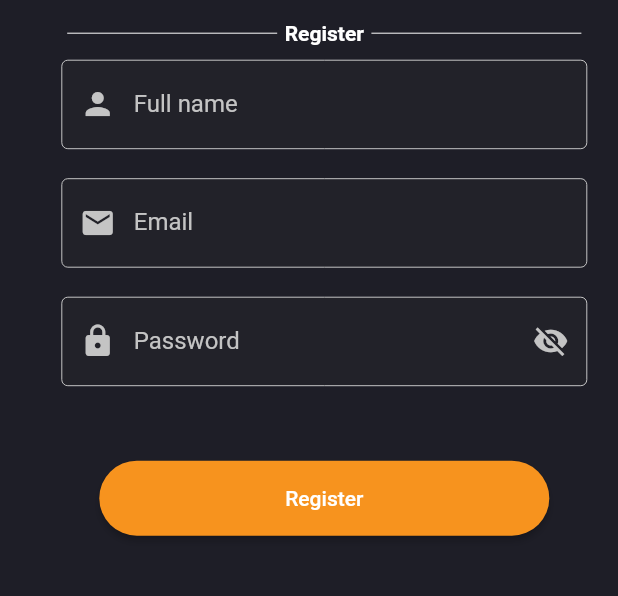
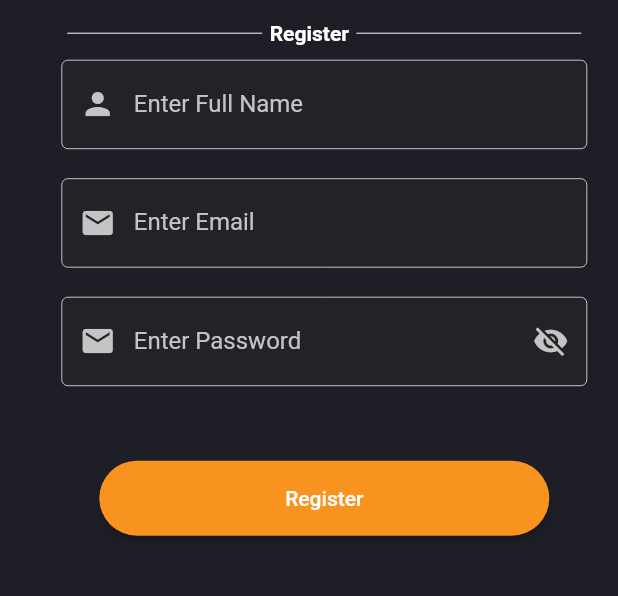
Before and after one commit to RyamAlmalki/Hiwar, a Flutter app: the RegisterScreen screen opened directly, on a phone screen of 412 x 824 dp, the part 376-972 px from its top. Run offline on Flutter 3.47's test engine with Material 2 defaults, Android fonts, the phone set to English and light mode, and no system bars; our stand-ins replace firebase_auth, firebase_core, hexcolor; accounts and stored records are empty; network calls fail.

```diff
--- a/lib/const.dart
+++ b/lib/const.dart
@@ -5,3 +5,16 @@ final Color accentColor = HexColor("#222229");
 final Color primaryColor = HexColor("#F7931E");
 final Color background = HexColor("#1E1E27");
 final Color textColor = HexColor("#C4C4C4");
+
+
+InputDecoration decorationStyles = InputDecoration(
+    filled: true,
+    fillColor: accentColor,
+    disabledBorder: OutlineInputBorder(
+    borderSide: BorderSide(color: primaryColor, width: 1),
+    ),
+    enabledBorder:  OutlineInputBorder(
+    borderSide: BorderSide(color: textColor, width: 0),
+  ),
+  labelStyle: TextStyle(color: textColor),
+);
--- a/lib/screens/register_screen.dart
+++ b/lib/screens/register_screen.dart
@@ -2,7 +2,11 @@ import 'package:chatapp/const.dart';
 import 'package:chatapp/screens/home_screen.dart';
 import 'package:chatapp/screens/login_screen.dart';
 import 'package:chatapp/screens/widgets/background.dart';
+import 'package:chatapp/screens/widgets/line_title.dart';
+import 'package:chatapp/screens/widgets/rounded_button.dart';
 import 'package:flutter/material.dart';
+import 'package:firebase_auth/firebase_auth.dart';
+
 
 class RegisterScreen extends StatefulWidget {
   const RegisterScreen({super.key});
@@ -12,12 +16,13 @@ class RegisterScreen extends StatefulWidget {
 }
 
 class _RegisterScreenState extends State<RegisterScreen> {
+  final _auth = FirebaseAuth.instance;
   final _formKey = GlobalKey<FormState>();
   bool _passwordVisible = false;
   TextEditingController emailForm = TextEditingController();
   TextEditingController passwordForm = TextEditingController();
-  TextEditingController firstNameForm = TextEditingController();
-  TextEditingController lastNameForm = TextEditingController();
+  TextEditingController fullNameForm = TextEditingController();
+
 
 
   @override
@@ -49,30 +54,8 @@ class _RegisterScreenState extends State<RegisterScreen> {
                     )
                   ),
 
-                    Row(
-                      mainAxisAlignment: MainAxisAlignment.spaceBetween,
-                      children:  const [
-                         SizedBox(
-                          width: 140,
-                          child: Divider(
-                            color: Colors.white,
-                          ),
-                        ),
 
-                        Padding(
-                          padding: EdgeInsets.fromLTRB(5,0,5,0),
-                          child: Text('Register', style: TextStyle(color: Colors.white, fontWeight: FontWeight.bold),),
-                        ),
-
-                         SizedBox(
-                          width: 140,
-                          child: Divider(
-                            color: Colors.white,
-                          ),
-                        ),
-                      ],
-                    ),
-
+                  TitleLine(title: 'Register', width: 130,),
 
                   const SizedBox(height: 10,),
 
@@ -81,18 +64,8 @@ class _RegisterScreenState extends State<RegisterScreen> {
                       width:350,
                       child: TextFormField(
                           keyboardType: TextInputType.text,
-                          controller: emailForm,
-                          decoration: InputDecoration(
-                            filled: true,
-                            fillColor: accentColor,
-                            enabledBorder:  OutlineInputBorder(
-                              borderSide: BorderSide(color: textColor, width: 0),
-                            ),
-                            labelStyle: TextStyle(color: textColor),
-                            labelText: 'Full name',
-                            hintText: 'Enter your full name',
-                             prefixIcon: Icon(Icons.person, color: textColor,)
-                          ),
+                          controller: fullNameForm,
+                          decoration: decorationStyles.copyWith(hintText: 'Enter your Full name', labelText: 'Enter Full Name', prefixIcon: Icon(Icons.person, color: textColor,),)
                         ),
                     ),
 
@@ -100,19 +73,9 @@ class _RegisterScreenState extends State<RegisterScreen> {
                     SizedBox(
                       width:350,
                       child: TextFormField(
-                          keyboardType: TextInputType.text,
+                          keyboardType: TextInputType.emailAddress,
                           controller: emailForm,
-                          decoration: InputDecoration(
-                            filled: true,
-                            fillColor: accentColor,
-                            enabledBorder: OutlineInputBorder(
-                              borderSide: BorderSide(color: textColor, width: 0),
-                            ),
-                            labelStyle: TextStyle(color: textColor),
-                            labelText: 'Email',
-                            hintText: 'Enter your Email',
-                            prefixIcon: Icon(Icons.email, color: textColor,)
-                          ),
+                          decoration: decorationStyles.copyWith(hintText: 'Enter your email', labelText: 'Enter Email', prefixIcon: Icon(Icons.email, color: textColor,),)
                         ),
                     ),
                     const SizedBox(height: 20,),
@@ -125,16 +88,7 @@ class _RegisterScreenState extends State<RegisterScreen> {
                         keyboardType: TextInputType.text,
                         controller: passwordForm,
                         obscureText: !_passwordVisible,
-                        decoration: InputDecoration(
-                          filled: true,
-                          fillColor: accentColor,
-                          enabledBorder: OutlineInputBorder(
-                              borderSide: BorderSide(color: textColor, width: 0),
-                            ),
-                          labelStyle: TextStyle(color: textColor),
-                          labelText: 'Password',
-                          hintText: 'Enter your password',
-                          prefixIcon: Icon(Icons.lock, color: textColor,),
+                        decoration: decorationStyles.copyWith(hintText: 'Enter your password', labelText: 'Enter Password', prefixIcon: Icon(Icons.email, color: textColor,),
                         suffixIcon: IconButton(
                             icon: Icon(
                               _passwordVisible
@@ -143,7 +97,6 @@ class _RegisterScreenState extends State<RegisterScreen> {
                               color: textColor,
                             ),
                             onPressed: () {
-
                               setState(() {
                                   _passwordVisible = !_passwordVisible;
                                 }
@@ -155,28 +108,30 @@ class _RegisterScreenState extends State<RegisterScreen> {
                     ),
 
 
-
-
                 const SizedBox(height: 50,),
 
                  SizedBox(
                     width: 300,
                     height: 50,
-                    child:ElevatedButton(
-                      style: ElevatedButton.styleFrom(
-                        shape: const RoundedRectangleBorder(
-                          borderRadius: BorderRadius.all(Radius.circular(29))),
-                          backgroundColor: primaryColor,
-                          foregroundColor: Colors.white
-                      ),
-                      onPressed: () {
+                    child: RoundedButton(
+                      onPressed: () async {
+                        // add to firebase
+
+                        try{
+                          final newUser = await _auth.createUserWithEmailAndPassword(email: emailForm.text, password: passwordForm.text);
+                          if(newUser != null){
                             Navigator.pushReplacement(
                             context,
                             MaterialPageRoute(builder: (context) => const HomeScreen()),
                             );
+                          }
+                        } catch(e){
+                          print(e);
+                        }
                       },
-                      child: const Text("Register"),
-                    ),
+
+                      title: 'Register',
+                    )
                   ),
 
 
@@ -198,6 +153,7 @@ class _RegisterScreenState extends State<RegisterScreen> {
                       ),
                     ),
                   ),
+
                   ],
                 )
               ),
--- a/lib/screens/spalsh_screen.dart
+++ b/lib/screens/spalsh_screen.dart
@@ -1,5 +1,5 @@
 import 'dart:async';
-import 'package:chatapp/screens/login_screen.dart';
+import 'package:chatapp/auth.dart';
 import 'package:flutter/material.dart';
 import '../const.dart';
 
@@ -17,7 +17,7 @@ class _SplashScreenState extends State<SplashScreen> {
     Timer(const Duration(milliseconds: 2000), (){
       setState(() {
         Navigator.of(context).pushAndRemoveUntil(
-        MaterialPageRoute(builder: (context) => const LoginOrRegister()), (route) => false);
+        MaterialPageRoute(builder: (context) => const Auth()), (route) => false);
       });
     });
 
--- /dev/null
+++ b/lib/screens/widgets/line_title.dart
@@ -0,0 +1,35 @@
+import 'package:flutter/material.dart';
+
+class TitleLine extends StatelessWidget {
+  TitleLine({super.key, this.title, this.width});
+
+  String? title;
+  double? width;
+
+  @override
+  Widget build(BuildContext context) {
+    return  Row(
+      mainAxisAlignment: MainAxisAlignment.spaceBetween,
+      children:  [
+         SizedBox(
+          width: width,
+          child: const Divider(
+            color: Colors.white,
+          ),
+        ),
+
+        Padding(
+          padding: const EdgeInsets.fromLTRB(5,0,5,0),
+          child: Text('$title', style: const TextStyle(color: Colors.white, fontWeight: FontWeight.bold),),
+        ),
+
+        const SizedBox(
+        width: 150,
+        child: Divider(
+          color: Colors.white,
+          ),
+        ),
+      ],
+    );
+  }
+}
--- /dev/null
+++ b/lib/screens/widgets/rounded_button.dart
@@ -0,0 +1,23 @@
+import 'package:flutter/material.dart';
+import '../../const.dart';
+
+class RoundedButton extends StatelessWidget {
+  const RoundedButton({super.key, this.title, required this.onPressed});
+
+  final String? title;
+  final Function()? onPressed;
+
+  @override
+  Widget build(BuildContext context) {
+    return ElevatedButton(
+      style: ElevatedButton.styleFrom(
+        shape: const RoundedRectangleBorder(
+          borderRadius: BorderRadius.all(Radius.circular(29))),
+          backgroundColor: primaryColor,
+          foregroundColor: Colors.white
+      ),
+      onPressed: onPressed,
+      child: Text("$title"),
+    );
+  }
+}
--- a/pubspec.yaml
+++ b/pubspec.yaml
@@ -36,6 +36,9 @@ dependencies:
   # Use with the CupertinoIcons class for iOS style icons.
   cupertino_icons: ^1.0.2
   hexcolor: ^3.0.1
+  firebase_core: ^2.14.0
+  cloud_firestore: ^4.8.2
+  firebase_auth: ^4.6.3
 
 dev_dependencies:
   flutter_test:
```
Also changed, not shown: lib/auth.dart (added, +24 -0 lines), lib/main.dart (+10 -1 lines), lib/screens/home_screen.dart (+19 -3 lines), lib/screens/login_screen.dart (+27 -63 lines), lib/screens/widgets/button.dart (deleted, +0 -9 lines), lib/firebase_options.dart (added), pubspec.lock, 20 other files. Lines whose indentation alone changed are shown as unchanged.
